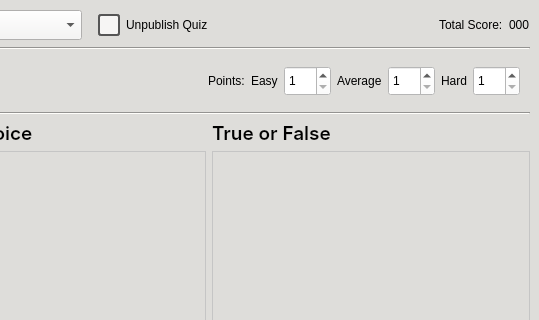
Old version of the form CAI_PyQt/CAI_Admin/UI/FormHome.ui in the repository CPG19040/CPG19040; both pictures show x 650 to 1189 and y 0 to 320 of the 1189 by 732 pixel window.
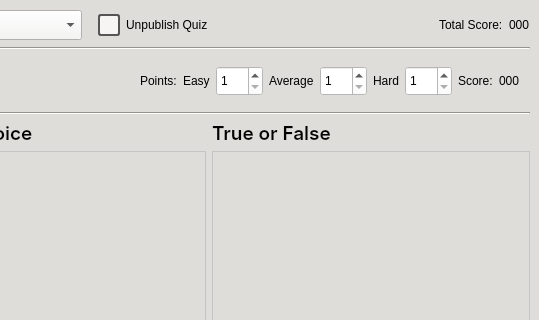
New version of the form. The open tabs and pages were chosen to show the change. Icons and pictures are not drawn.

Diff of the .ui file:
```diff
--- a/CAI_PyQt/CAI_Admin/UI/FormHome.ui
+++ b/CAI_PyQt/CAI_Admin/UI/FormHome.ui
@@ -3161,6 +3161,32 @@
              </property>
             </widget>
            </item>
+           <item>
+            <widget class="QLabel" name="label_3">
+             <property name="minimumSize">
+              <size>
+               <width>0</width>
+               <height>30</height>
+              </size>
+             </property>
+             <property name="text">
+              <string>Score:</string>
+             </property>
+            </widget>
+           </item>
+           <item>
+            <widget class="QLabel" name="label_scoreperlevel">
+             <property name="minimumSize">
+              <size>
+               <width>0</width>
+               <height>30</height>
+              </size>
+             </property>
+             <property name="text">
+              <string>000</string>
+             </property>
+            </widget>
+           </item>
           </layout>
          </widget>
         </item>
```
Left out of the diff: 2 changed lines with no effect on the pictures.
